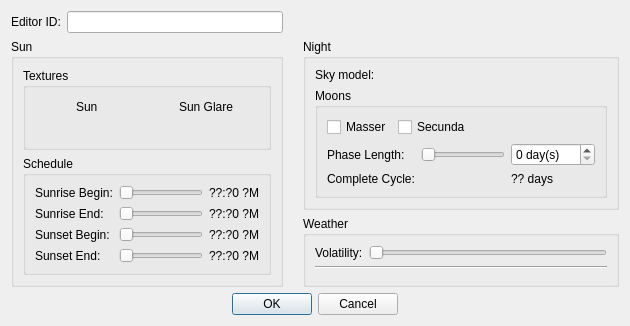
The window that native/src/DovahKit/ui/form_windows/climate.ui (DavidJCobb/DovahKit) describes before a commit, drawn with Qt 5.
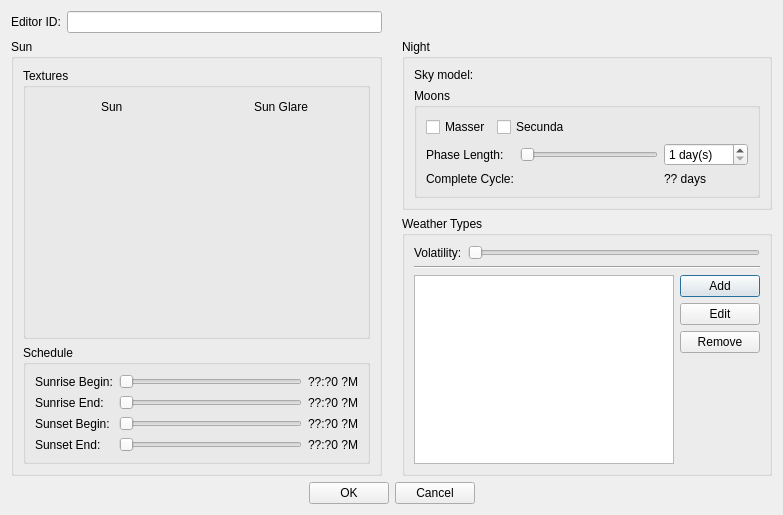
The same window after the commit. Custom widgets are drawn as their Qt base class.

```diff
--- a/native/src/DovahKit/ui/form_windows/climate.ui
+++ b/native/src/DovahKit/ui/form_windows/climate.ui
@@ -2,6 +2,14 @@
 <ui version="4.0">
  <class>FormDialogClimate</class>
  <widget class="QDialog" name="FormDialogClimate">
+  <property name="geometry">
+   <rect>
+    <x>0</x>
+    <y>0</y>
+    <width>783</width>
+    <height>515</height>
+   </rect>
+  </property>
   <property name="windowTitle">
    <string>Climate</string>
   </property>
@@ -9,7 +17,7 @@
    <item row="2" column="2">
     <widget class="QGroupBox" name="groupBox_2">
      <property name="title">
-      <string>Weather</string>
+      <string>Weather Types</string>
      </property>
      <layout class="QVBoxLayout" name="verticalLayout">
       <item>
@@ -44,14 +52,49 @@
        </widget>
       </item>
       <item>
-       <widget class="DKFormListPane" name="weathers">
-        <property name="showFormTypes">
-         <bool>false</bool>
-        </property>
-        <property name="showMoveButtons">
-         <bool>false</bool>
-        </property>
-       </widget>
+       <layout class="QHBoxLayout" name="horizontalLayout_4">
+        <item>
+         <widget class="QTableView" name="weathers"/>
+        </item>
+        <item>
+         <layout class="QVBoxLayout" name="verticalLayout_4">
+          <item>
+           <widget class="QPushButton" name="buttonWeatherAdd">
+            <property name="text">
+             <string>Add</string>
+            </property>
+           </widget>
+          </item>
+          <item>
+           <widget class="QPushButton" name="buttonWeatherEdit">
+            <property name="text">
+             <string>Edit</string>
+            </property>
+           </widget>
+          </item>
+          <item>
+           <widget class="QPushButton" name="buttonWeatherRemove">
+            <property name="text">
+             <string>Remove</string>
+            </property>
+           </widget>
+          </item>
+          <item>
+           <spacer name="verticalSpacer">
+            <property name="orientation">
+             <enum>Qt::Vertical</enum>
+            </property>
+            <property name="sizeHint" stdset="0">
+             <size>
+              <width>20</width>
+              <height>40</height>
+             </size>
+            </property>
+           </spacer>
+          </item>
+         </layout>
+        </item>
+       </layout>
       </item>
      </layout>
     </widget>
@@ -164,6 +207,9 @@
           <layout class="QGridLayout" name="gridLayout_5">
            <item row="0" column="1">
             <widget class="QSlider" name="moonPhaseLengthSlider">
+             <property name="minimum">
+              <number>1</number>
+             </property>
              <property name="maximum">
               <number>255</number>
              </property>
@@ -177,6 +223,9 @@
              <property name="suffix">
               <string> day(s)</string>
              </property>
+             <property name="minimum">
+              <number>1</number>
+             </property>
              <property name="maximum">
               <number>255</number>
              </property>
@@ -445,11 +494,6 @@
   </layout>
  </widget>
  <customwidgets>
-  <customwidget>
-   <class>DKFormListPane</class>
-   <extends>QWidget</extends>
-   <header>widgets/DKFormListPane.h</header>
-  </customwidget>
   <customwidget>
    <class>DKGameFilePicker</class>
    <extends>QWidget</extends>
```
Left out of the diff: 1 changed line with no effect on the pictures.
